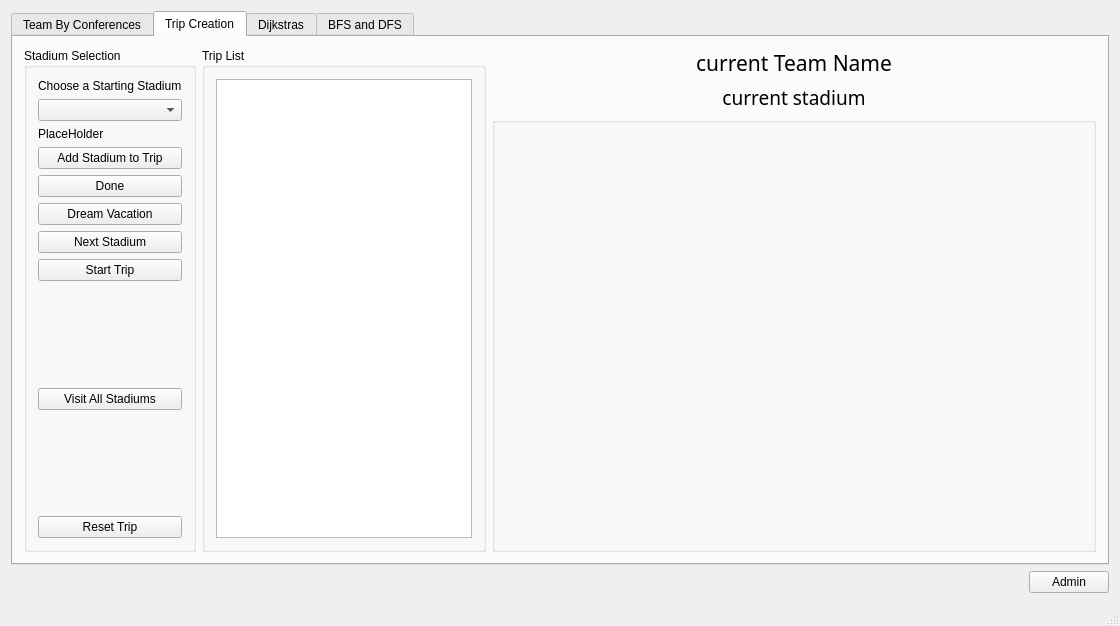
Qt form mainwindow.ui (OneEcho/NFL-Football-Project) before a commit.
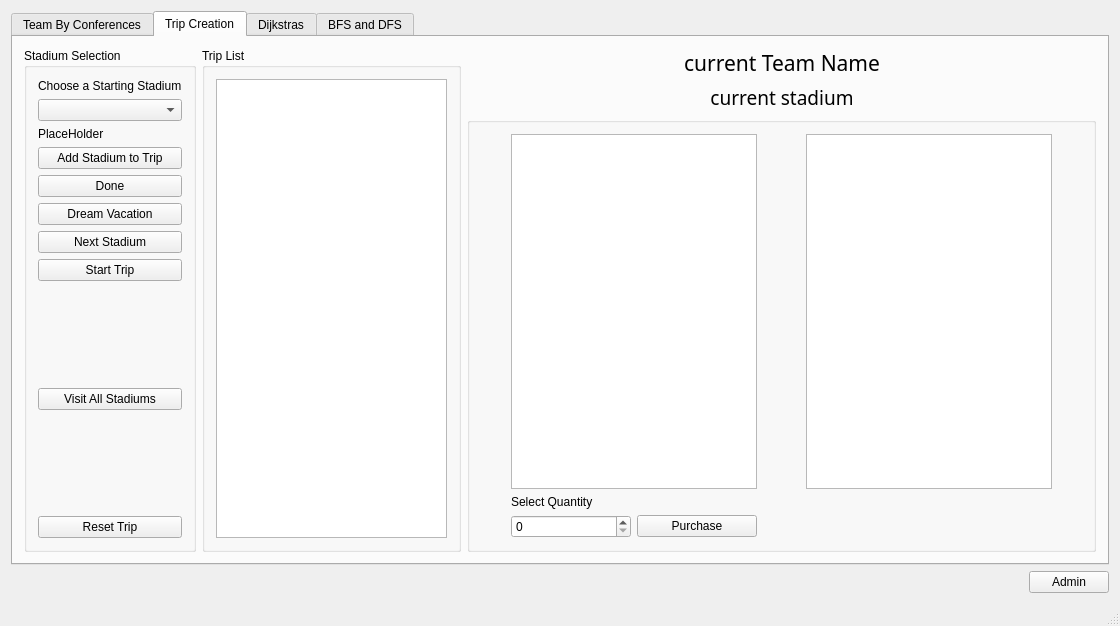
The same form after that commit. The open tabs and pages were chosen to show the change.

```diff
--- a/mainwindow.ui
+++ b/mainwindow.ui
@@ -370,6 +370,84 @@
           <property name="title">
            <string/>
           </property>
+          <layout class="QGridLayout" name="gridLayout_9">
+           <item row="0" column="1">
+            <widget class="QTableView" name="souvenirTable"/>
+           </item>
+           <item row="1" column="1">
+            <widget class="QLabel" name="quantityLabel">
+             <property name="text">
+              <string>Select Quantity</string>
+             </property>
+            </widget>
+           </item>
+           <item row="0" column="2">
+            <spacer name="horizontalSpacer_9">
+             <property name="orientation">
+              <enum>Qt::Horizontal</enum>
+             </property>
+             <property name="sizeHint" stdset="0">
+              <size>
+               <width>40</width>
+               <height>20</height>
+              </size>
+             </property>
+            </spacer>
+           </item>
+           <item row="0" column="4">
+            <widget class="QTableWidget" name="cartTable"/>
+           </item>
+           <item row="2" column="1">
+            <layout class="QHBoxLayout" name="horizontalLayout_3">
+             <item>
+              <widget class="QSpinBox" name="spinBox"/>
+             </item>
+             <item>
+              <widget class="QPushButton" name="purchaseButton">
+               <property name="text">
+                <string>Purchase</string>
+               </property>
+              </widget>
+             </item>
+            </layout>
+           </item>
+           <item row="0" column="5">
+            <spacer name="horizontalSpacer_10">
+             <property name="orientation">
+              <enum>Qt::Horizontal</enum>
+             </property>
+             <property name="sizeHint" stdset="0">
+              <size>
+               <width>40</width>
+               <height>20</height>
+              </size>
+             </property>
+            </spacer>
+           </item>
+           <item row="0" column="3">
+            <widget class="QLabel" name="totalPriceLabel">
+             <property name="text">
+              <string/>
+             </property>
+             <property name="alignment">
+              <set>Qt::AlignLeading|Qt::AlignLeft|Qt::AlignTop</set>
+             </property>
+            </widget>
+           </item>
+           <item row="0" column="0">
+            <spacer name="horizontalSpacer_11">
+             <property name="orientation">
+              <enum>Qt::Horizontal</enum>
+             </property>
+             <property name="sizeHint" stdset="0">
+              <size>
+               <width>40</width>
+               <height>20</height>
+              </size>
+             </property>
+            </spacer>
+           </item>
+          </layout>
          </widget>
         </item>
         <item row="1" column="3">
```
Left out of the diff: 4 changed lines with no effect on the pictures.
